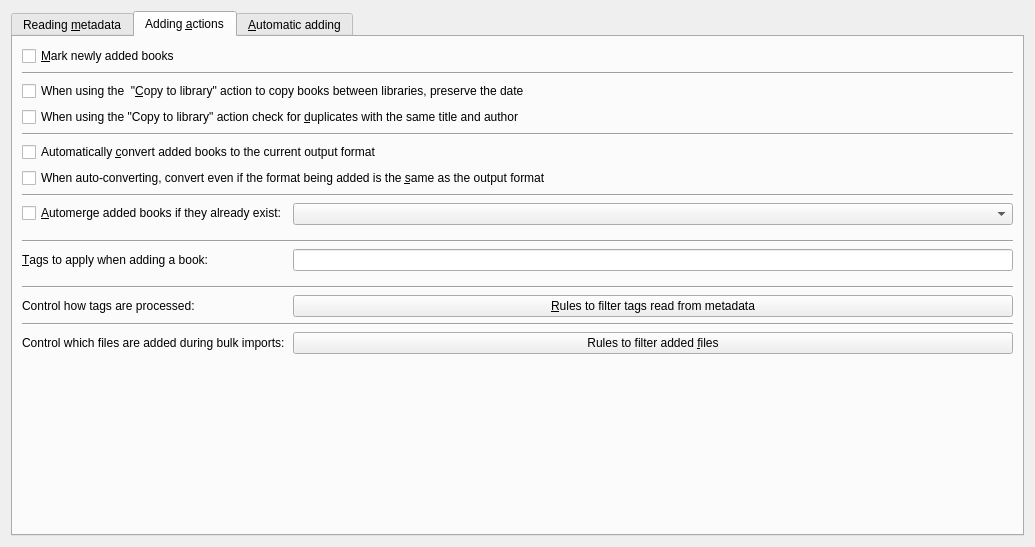
First picture: the form in src/calibre/gui2/preferences/adding.ui, repository kovidgoyal/calibre, before the edit.
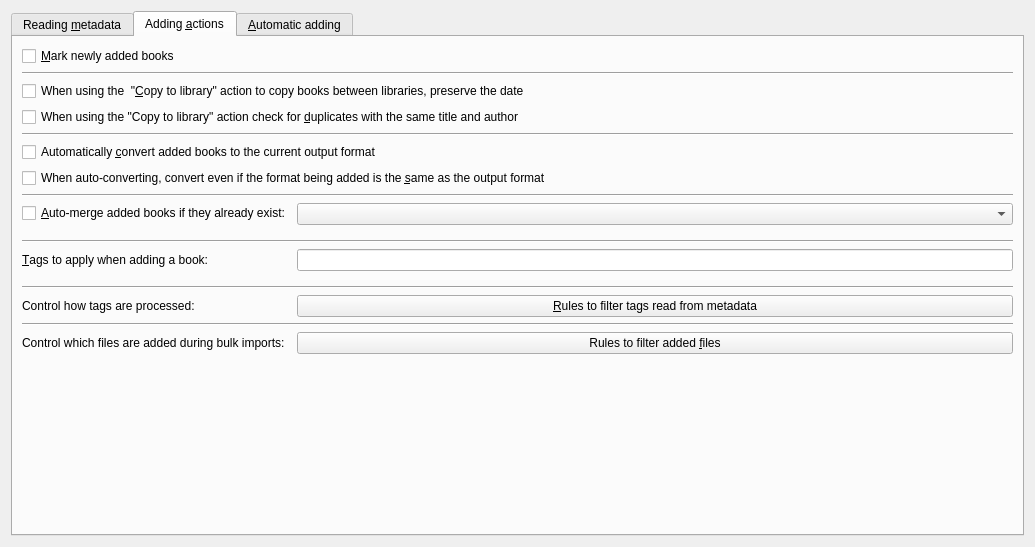
Second picture: the form after the edit. The open tabs and pages were chosen to show the change. Icons and pictures are not drawn.

```diff
--- a/src/calibre/gui2/preferences/adding.ui
+++ b/src/calibre/gui2/preferences/adding.ui
@@ -156,7 +156,7 @@
 Title match ignores leading indefinite articles (&quot;the&quot;, &quot;a&quot;, &quot;an&quot;), punctuation, case, etc. Author match is exact.</string>
          </property>
          <property name="text">
-          <string>&amp;Automerge added books if they already exist:</string>
+          <string>&amp;Auto-merge added books if they already exist:</string>
          </property>
         </widget>
        </item>
```
Left out of the diff: 4 changed lines with no effect on the pictures.
